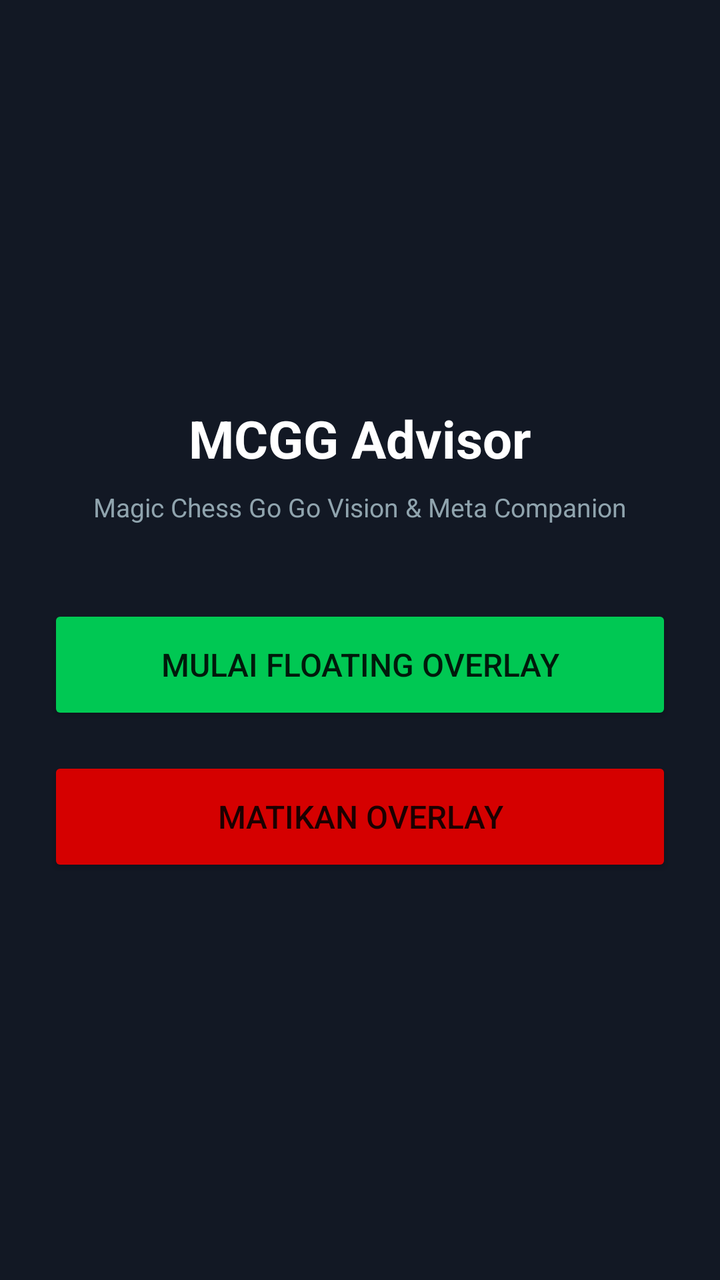
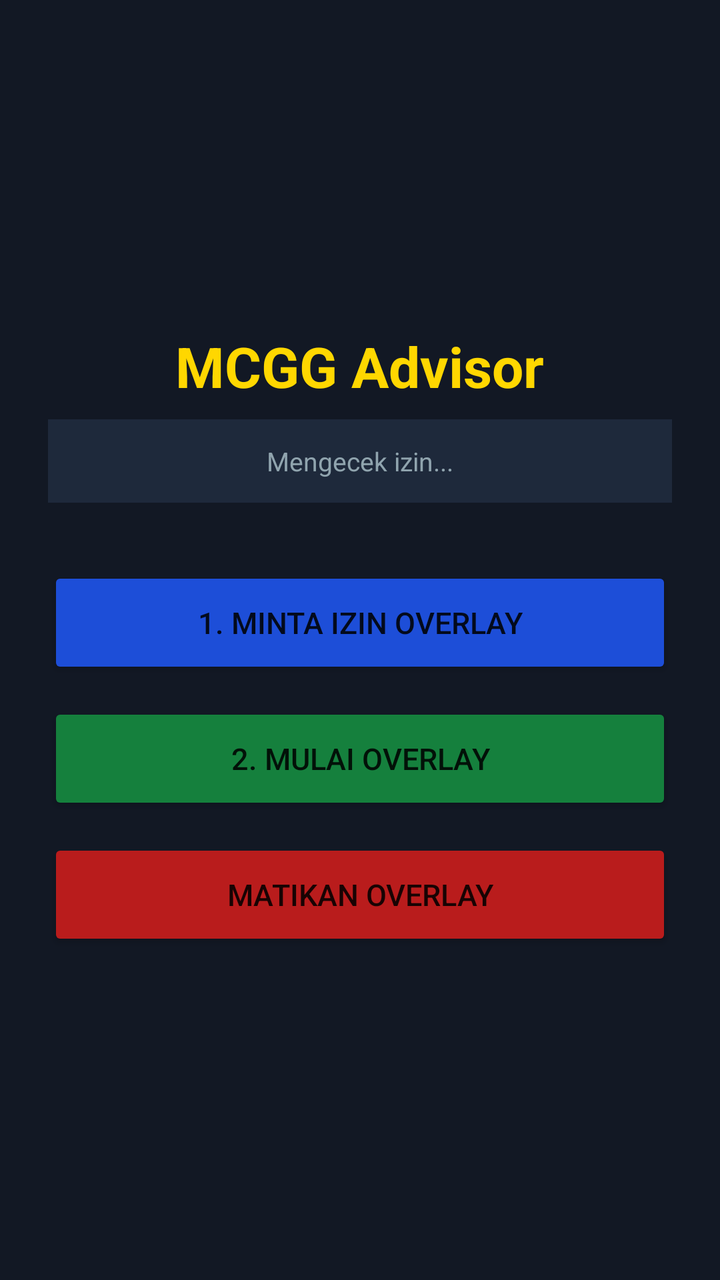

Screens rendered from an Android XML layout before and after an edit, with the pre-edit source and the edit as a unified diff.
<!-- AndroidManifest.xml: application theme Theme.MCGGAdvisor -->
<!-- res/layout/activity_main.xml -->
<?xml version="1.0" encoding="utf-8"?>
<LinearLayout xmlns:android="http://schemas.android.com/apk/res/android"
    android:layout_width="match_parent"
    android:layout_height="match_parent"
    android:orientation="vertical"
    android:gravity="center"
    android:padding="24dp"
    android:background="#121824">

    <TextView
        android:layout_width="wrap_content"
        android:layout_height="wrap_content"
        android:text="MCGG Advisor"
        android:textColor="#FFFFFF"
        android:textSize="26sp"
        android:textStyle="bold"
        android:layout_marginBottom="8dp" />

    <TextView
        android:layout_width="wrap_content"
        android:layout_height="wrap_content"
        android:text="Magic Chess Go Go Vision &amp; Meta Companion"
        android:textColor="#90A4AE"
        android:textSize="13sp"
        android:layout_marginBottom="40dp" />

    <Button
        android:id="@+id/btnStart"
        android:layout_width="match_parent"
        android:layout_height="60dp"
        android:text="Mulai Floating Overlay"
        android:textSize="16sp"
        android:backgroundTint="#00C853"
        android:layout_marginBottom="16dp" />

    <Button
        android:id="@+id/btnStop"
        android:layout_width="match_parent"
        android:layout_height="60dp"
        android:text="Matikan Overlay"
        android:textSize="16sp"
        android:backgroundTint="#D50000" />

</LinearLayout>
<!-- resources referenced by this layout -->
<resources>
  <style name="Theme.MCGGAdvisor" parent="Theme.MaterialComponents.DayNight.NoActionBar">
          <item name="colorPrimary">#00C853</item>
          <item name="colorSecondary">#FFD700</item>
          <item name="android:statusBarColor">#121824</item>
      </style>
</resources>

<!-- the commit's change to res/layout/activity_main.xml (unified diff, before → after) -->
@@ -11,34 +11,47 @@
         android:layout_width="wrap_content"
         android:layout_height="wrap_content"
         android:text="MCGG Advisor"
-        android:textColor="#FFFFFF"
-        android:textSize="26sp"
+        android:textColor="#FFD700"
+        android:textSize="28sp"
         android:textStyle="bold"
         android:layout_marginBottom="8dp" />
 
     <TextView
-        android:layout_width="wrap_content"
+        android:id="@+id/tvStatus"
+        android:layout_width="match_parent"
         android:layout_height="wrap_content"
-        android:text="Magic Chess Go Go Vision &amp; Meta Companion"
+        android:text="Mengecek izin..."
         android:textColor="#90A4AE"
         android:textSize="13sp"
-        android:layout_marginBottom="40dp" />
+        android:gravity="center"
+        android:layout_marginBottom="32dp"
+        android:padding="12dp"
+        android:background="#1E293B" />
+
+    <Button
+        android:id="@+id/btnPermission"
+        android:layout_width="match_parent"
+        android:layout_height="56dp"
+        android:text="1. Minta Izin Overlay"
+        android:textSize="15sp"
+        android:backgroundTint="#1D4ED8"
+        android:layout_marginBottom="12dp" />
 
     <Button
         android:id="@+id/btnStart"
         android:layout_width="match_parent"
-        android:layout_height="60dp"
-        android:text="Mulai Floating Overlay"
-        android:textSize="16sp"
-        android:backgroundTint="#00C853"
-        android:layout_marginBottom="16dp" />
+        android:layout_height="56dp"
+        android:text="2. Mulai Overlay"
+        android:textSize="15sp"
+        android:backgroundTint="#15803D"
+        android:layout_marginBottom="12dp" />
 
     <Button
         android:id="@+id/btnStop"
         android:layout_width="match_parent"
-        android:layout_height="60dp"
+        android:layout_height="56dp"
         android:text="Matikan Overlay"
-        android:textSize="16sp"
-        android:backgroundTint="#D50000" />
+        android:textSize="15sp"
+        android:backgroundTint="#B91C1C" />
 
 </LinearLayout>
